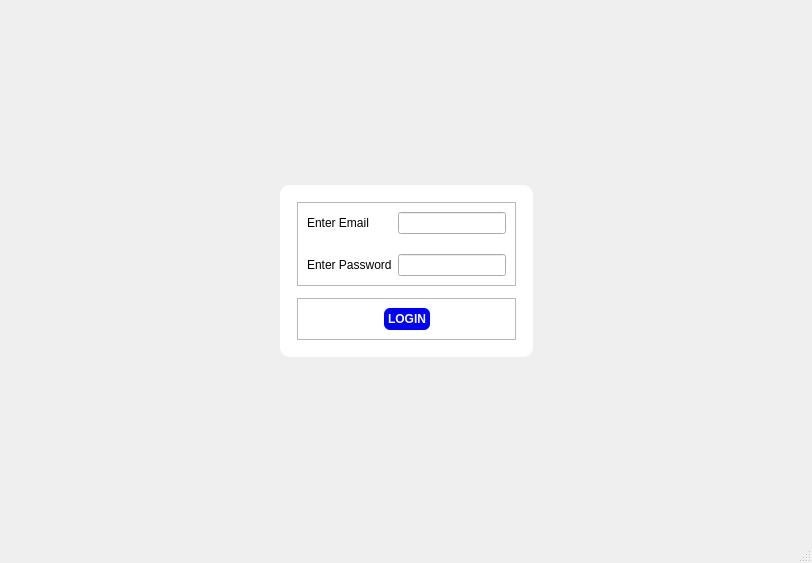
Qt form newLogin.ui (Jeffrey-Ragland/pyqt5IOCL) before a commit.
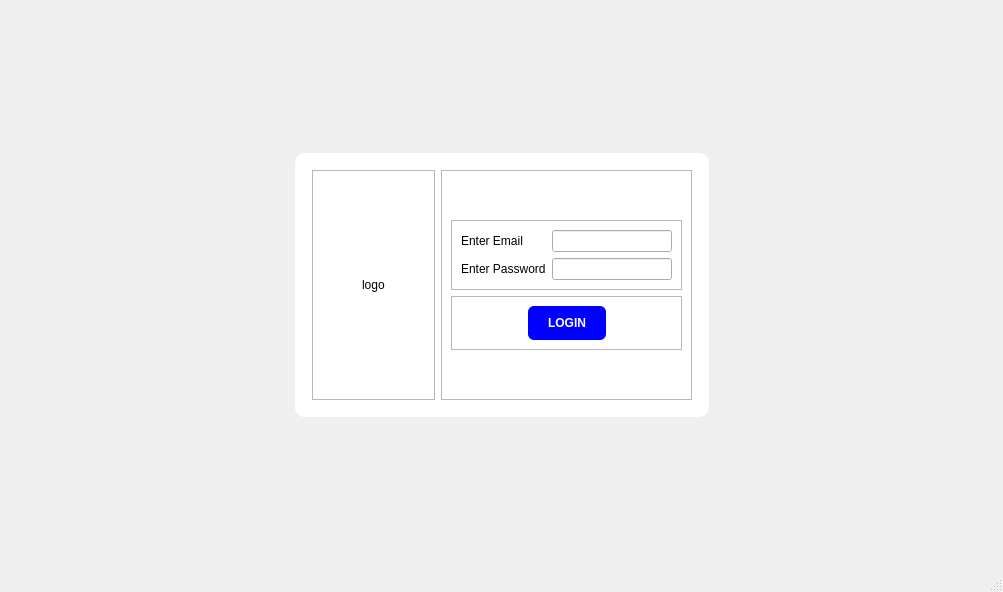
The same form after that commit.

```diff
--- a/newLogin.ui
+++ b/newLogin.ui
@@ -6,15 +6,28 @@
    <rect>
     <x>0</x>
     <y>0</y>
-    <width>812</width>
-    <height>563</height>
+    <width>1003</width>
+    <height>592</height>
    </rect>
   </property>
   <property name="windowTitle">
    <string>MainWindow</string>
   </property>
   <widget class="QWidget" name="centralwidget">
-   <layout class="QGridLayout" name="gridLayout">
+   <layout class="QGridLayout" name="gridLayout_3">
+    <item row="0" column="1">
+     <spacer name="verticalSpacer">
+      <property name="orientation">
+       <enum>Qt::Vertical</enum>
+      </property>
+      <property name="sizeHint" stdset="0">
+       <size>
+        <width>20</width>
+        <height>40</height>
+       </size>
+      </property>
+     </spacer>
+    </item>
     <item row="1" column="0">
      <spacer name="horizontalSpacer_3">
       <property name="orientation">
@@ -22,13 +35,13 @@
       </property>
       <property name="sizeHint" stdset="0">
        <size>
-        <width>263</width>
+        <width>40</width>
         <height>20</height>
        </size>
       </property>
      </spacer>
     </item>
-    <item row="1" column="1" colspan="2">
+    <item row="1" column="1">
      <widget class="QFrame" name="frame_4">
       <property name="styleSheet">
        <string notr="true">#frame_4 {
@@ -43,11 +56,101 @@
       <property name="frameShadow">
        <enum>QFrame::Raised</enum>
       </property>
-      <layout class="QVBoxLayout" name="verticalLayout">
-       <property name="spacing">
-        <number>12</number>
-       </property>
+      <layout class="QHBoxLayout" name="horizontalLayout">
+       <item>
+        <widget class="QFrame" name="frame_5">
+         <property name="frameShape">
+          <enum>QFrame::StyledPanel</enum>
+         </property>
+         <property name="frameShadow">
+          <enum>QFrame::Raised</enum>
+         </property>
+         <layout class="QGridLayout" name="gridLayout">
+          <item row="0" column="1">
+           <spacer name="verticalSpacer_3">
+            <property name="orientation">
+             <enum>Qt::Vertical</enum>
+            </property>
+            <property name="sizeHint" stdset="0">
+             <size>
+              <width>20</width>
+              <height>53</height>
+             </size>
+            </property>
+           </spacer>
+          </item>
+          <item row="1" column="0">
+           <spacer name="horizontalSpacer_5">
+            <property name="orientation">
+             <enum>Qt::Horizontal</enum>
+            </property>
+            <property name="sizeHint" stdset="0">
+             <size>
+              <width>40</width>
+              <height>20</height>
+             </size>
+            </property>
+           </spacer>
+          </item>
+          <item row="1" column="1">
+           <widget class="QLabel" name="loginPageXymaLogoLabel">
+            <property name="text">
+             <string>logo</string>
+            </property>
+           </widget>
+          </item>
+          <item row="1" column="2">
+           <spacer name="horizontalSpacer_6">
+            <property name="orientation">
+             <enum>Qt::Horizontal</enum>
+            </property>
+            <property name="sizeHint" stdset="0">
+             <size>
+              <width>40</width>
+              <height>20</height>
+             </size>
+            </property>
+           </spacer>
+          </item>
+          <item row="2" column="1">
+           <spacer name="verticalSpacer_4">
+            <property name="orientation">
+             <enum>Qt::Vertical</enum>
+            </property>
+            <property name="sizeHint" stdset="0">
+             <size>
+              <width>20</width>
+              <height>52</height>
+             </size>
+            </property>
+           </spacer>
+          </item>
+         </layout>
+        </widget>
+       </item>
        <item>
+        <widget class="QFrame" name="frame_2">
+         <property name="frameShape">
+          <enum>QFrame::StyledPanel</enum>
+         </property>
+         <property name="frameShadow">
+          <enum>QFrame::Raised</enum>
+         </property>
+         <layout class="QGridLayout" name="gridLayout_2">
+          <item row="0" column="0">
+           <spacer name="verticalSpacer_5">
+            <property name="orientation">
+             <enum>Qt::Vertical</enum>
+            </property>
+            <property name="sizeHint" stdset="0">
+             <size>
+              <width>20</width>
+              <height>40</height>
+             </size>
+            </property>
+           </spacer>
+          </item>
+          <item row="1" column="0">
         <widget class="QFrame" name="frame">
          <property name="frameShape">
           <enum>QFrame::StyledPanel</enum>
@@ -56,9 +159,6 @@
           <enum>QFrame::Raised</enum>
          </property>
          <layout class="QFormLayout" name="formLayout">
-          <property name="verticalSpacing">
-           <number>20</number>
-          </property>
           <item row="0" column="0">
            <widget class="QLabel" name="emailLabel">
             <property name="text">
@@ -69,20 +169,24 @@
           <item row="0" column="1">
            <widget class="QLineEdit" name="emailInput"/>
           </item>
-          <item row="2" column="0">
+             <item row="1" column="0">
            <widget class="QLabel" name="passwordLabel">
             <property name="text">
              <string>Enter Password</string>
             </property>
            </widget>
           </item>
-          <item row="2" column="1">
-           <widget class="QLineEdit" name="passwordInput"/>
+             <item row="1" column="1">
+              <widget class="QLineEdit" name="passwordInput">
+               <property name="echoMode">
+                <enum>QLineEdit::Password</enum>
+               </property>
+              </widget>
           </item>
          </layout>
         </widget>
        </item>
-       <item>
+          <item row="2" column="0">
         <widget class="QFrame" name="frame_3">
          <property name="frameShape">
           <enum>QFrame::StyledPanel</enum>
@@ -111,8 +215,8 @@
     background-color: rgb(0, 0, 255);
     color: white;
 	border-radius: 6px;
-	padding: 4px;
-	font: bold
+	padding: 10px 20px;
+	font: bold;
 }
 
 </string>
@@ -138,35 +242,38 @@
          </layout>
         </widget>
        </item>
+          <item row="3" column="0">
+           <spacer name="verticalSpacer_6">
+            <property name="orientation">
+             <enum>Qt::Vertical</enum>
+            </property>
+            <property name="sizeHint" stdset="0">
+             <size>
+              <width>20</width>
+              <height>40</height>
+             </size>
+            </property>
+           </spacer>
+          </item>
       </layout>
      </widget>
     </item>
-    <item row="1" column="3">
+      </layout>
+     </widget>
+    </item>
+    <item row="1" column="2">
      <spacer name="horizontalSpacer_4">
       <property name="orientation">
        <enum>Qt::Horizontal</enum>
       </property>
       <property name="sizeHint" stdset="0">
        <size>
-        <width>263</width>
+        <width>40</width>
         <height>20</height>
        </size>
       </property>
      </spacer>
     </item>
-    <item row="0" column="2">
-     <spacer name="verticalSpacer">
-      <property name="orientation">
-       <enum>Qt::Vertical</enum>
-      </property>
-      <property name="sizeHint" stdset="0">
-       <size>
-        <width>20</width>
-        <height>176</height>
-       </size>
-      </property>
-     </spacer>
-    </item>
     <item row="2" column="1">
      <spacer name="verticalSpacer_2">
       <property name="orientation">
@@ -175,7 +282,7 @@
       <property name="sizeHint" stdset="0">
        <size>
         <width>20</width>
-        <height>154</height>
+        <height>40</height>
        </size>
       </property>
      </spacer>
```
Left out of the diff: 4 changed lines with no effect on the pictures. Lines whose indentation alone changed are shown as unchanged.
